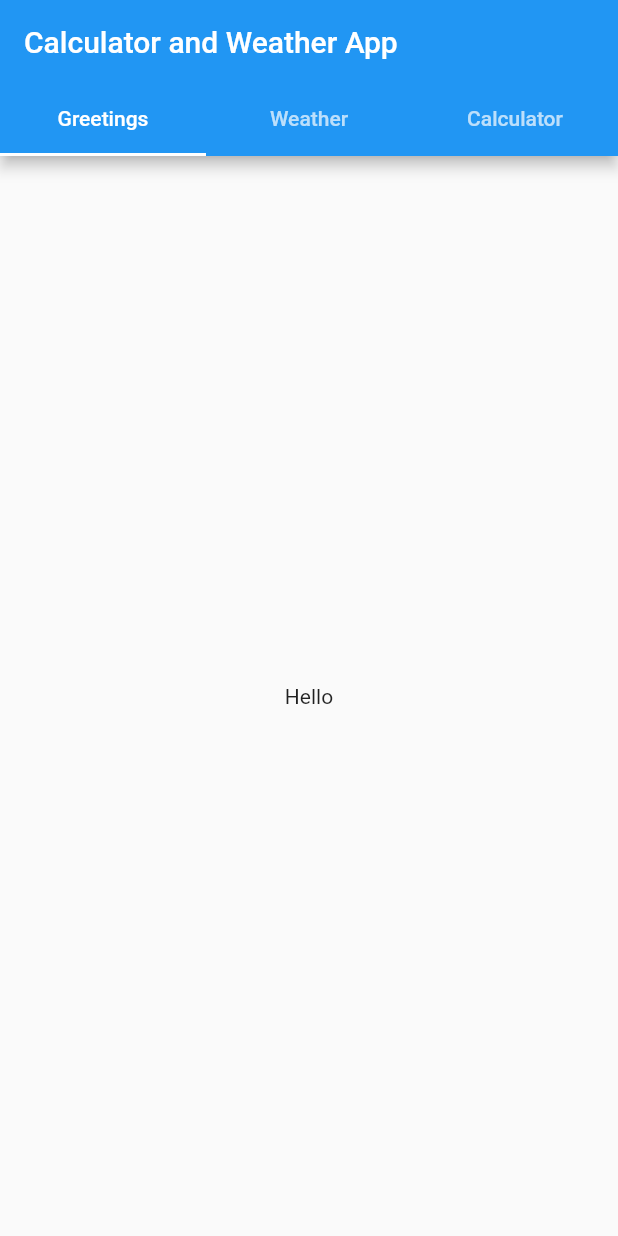
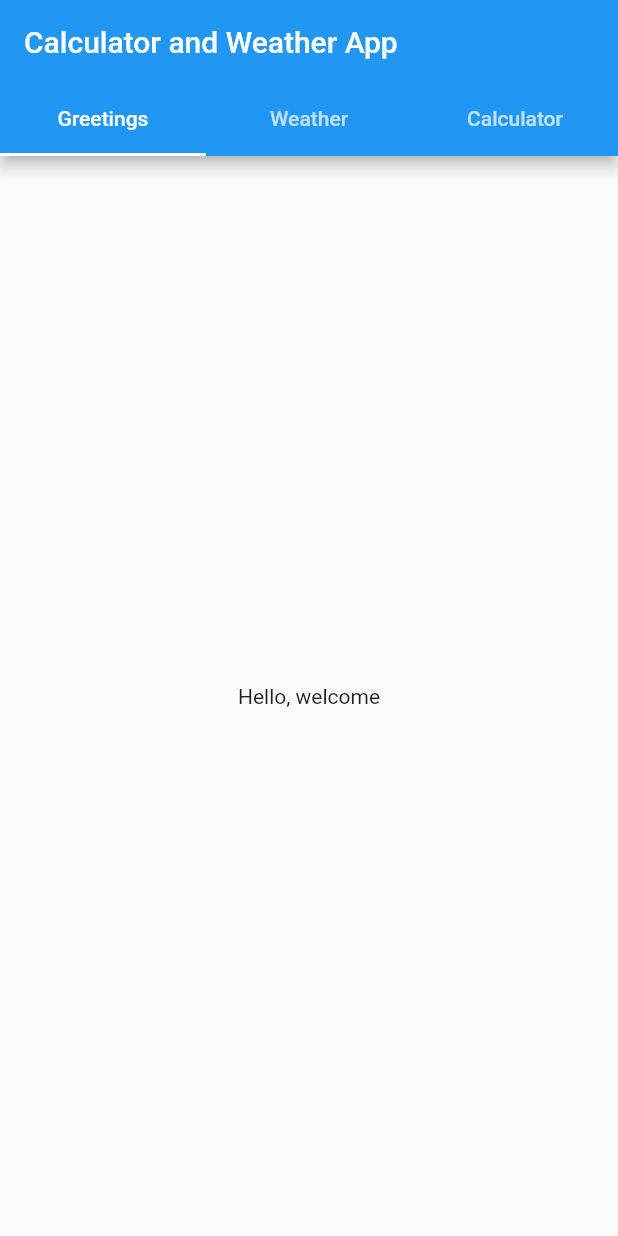
Before and after one commit to LakmaliPalihakkara/MDEV1005_Assignment4, a Flutter app: the screen it shows after launch, on a phone screen of 412 x 824 dp. Run offline on Flutter 3.47's test engine with Material 2 defaults, Android fonts, the phone set to English and light mode, and no system bars.

```diff
--- a/lib/main.dart
+++ b/lib/main.dart
@@ -61,7 +61,7 @@ class _MyStatefulWidgetState extends State<MyStatefulWidget>
         controller: _tabController,
         children:[
           Center(
-            child: Text("Hello") ,
+            child: Text("Hello, welcome") ,
           ),
           Center(
             child: WeatherDisplay(),
```
